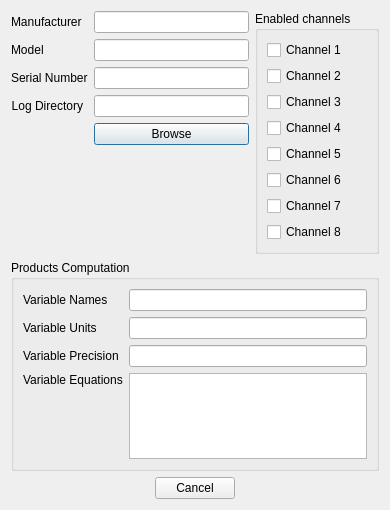
Above: inlinino/resources/setup_dataq.ui from OceanOptics/Inlinino before the change. Below: the same form after it.
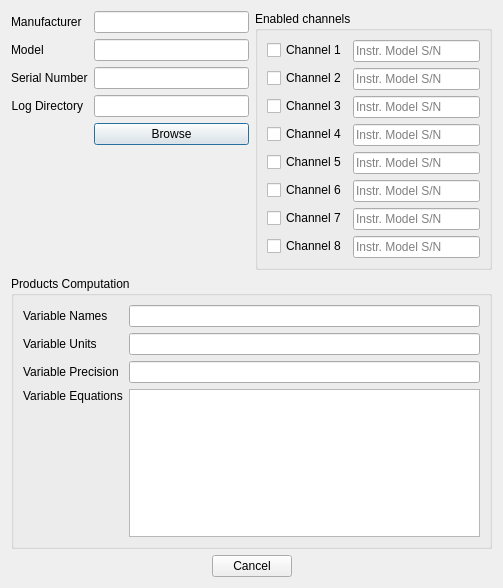
That is the form after the change.

Commit message:
Add support for custom channel name in DataQ
- Add support for custom channel name in DataQ
- Fix timeseries on instruments without selectable channel widget
- Rename Flow Control widget to Switch
- Fix ADU setup not disabling Relay when first or third are on two-wire setting
- Fix Ontrak FlowControl and PumpControl widgets ids
- Bump version to 2.9.14.gamma

The edit to the form file:
```diff
--- a/inlinino/resources/setup_dataq.ui
+++ b/inlinino/resources/setup_dataq.ui
@@ -9,8 +9,8 @@
    <rect>
     <x>0</x>
     <y>0</y>
-    <width>390</width>
-    <height>510</height>
+    <width>503</width>
+    <height>588</height>
    </rect>
   </property>
   <property name="windowTitle">
@@ -87,63 +87,119 @@
        <property name="alignment">
         <set>Qt::AlignLeading|Qt::AlignLeft|Qt::AlignTop</set>
        </property>
-       <layout class="QVBoxLayout" name="verticalLayout">
-        <item>
+       <layout class="QFormLayout" name="formLayout">
+        <item row="0" column="0">
          <widget class="QCheckBox" name="checkbox_channel1_enabled">
           <property name="text">
            <string>Channel 1</string>
           </property>
          </widget>
         </item>
-        <item>
+        <item row="1" column="0">
          <widget class="QCheckBox" name="checkbox_channel2_enabled">
           <property name="text">
            <string>Channel 2</string>
           </property>
          </widget>
         </item>
-        <item>
+        <item row="2" column="0">
          <widget class="QCheckBox" name="checkbox_channel3_enabled">
           <property name="text">
            <string>Channel 3</string>
           </property>
          </widget>
         </item>
-        <item>
+        <item row="3" column="0">
          <widget class="QCheckBox" name="checkbox_channel4_enabled">
           <property name="text">
            <string>Channel 4</string>
           </property>
          </widget>
         </item>
-        <item>
+        <item row="4" column="0">
          <widget class="QCheckBox" name="checkbox_channel5_enabled">
           <property name="text">
            <string>Channel 5</string>
           </property>
          </widget>
         </item>
-        <item>
+        <item row="5" column="0">
          <widget class="QCheckBox" name="checkbox_channel6_enabled">
           <property name="text">
            <string>Channel 6</string>
           </property>
          </widget>
         </item>
-        <item>
+        <item row="6" column="0">
          <widget class="QCheckBox" name="checkbox_channel7_enabled">
           <property name="text">
            <string>Channel 7</string>
           </property>
          </widget>
         </item>
-        <item>
+        <item row="7" column="0">
          <widget class="QCheckBox" name="checkbox_channel8_enabled">
           <property name="text">
            <string>Channel 8</string>
           </property>
          </widget>
         </item>
+        <item row="0" column="1">
+         <widget class="QLineEdit" name="optional_le_channel1_name">
+          <property name="placeholderText">
+           <string>Instr. Model S/N</string>
+          </property>
+         </widget>
+        </item>
+        <item row="1" column="1">
+         <widget class="QLineEdit" name="optional_le_channel2_name">
+          <property name="placeholderText">
+           <string>Instr. Model S/N</string>
+          </property>
+         </widget>
+        </item>
+        <item row="2" column="1">
+         <widget class="QLineEdit" name="optional_le_channel3_name">
+          <property name="placeholderText">
+           <string>Instr. Model S/N</string>
+          </property>
+         </widget>
+        </item>
+        <item row="3" column="1">
+         <widget class="QLineEdit" name="optional_le_channel4_name">
+          <property name="placeholderText">
+           <string>Instr. Model S/N</string>
+          </property>
+         </widget>
+        </item>
+        <item row="4" column="1">
+         <widget class="QLineEdit" name="optional_le_channel5_name">
+          <property name="placeholderText">
+           <string>Instr. Model S/N</string>
+          </property>
+         </widget>
+        </item>
+        <item row="5" column="1">
+         <widget class="QLineEdit" name="optional_le_channel6_name">
+          <property name="placeholderText">
+           <string>Instr. Model S/N</string>
+          </property>
+         </widget>
+        </item>
+        <item row="6" column="1">
+         <widget class="QLineEdit" name="optional_le_channel7_name">
+          <property name="placeholderText">
+           <string>Instr. Model S/N</string>
+          </property>
+         </widget>
+        </item>
+        <item row="7" column="1">
+         <widget class="QLineEdit" name="optional_le_channel8_name">
+          <property name="placeholderText">
+           <string>Instr. Model S/N</string>
+          </property>
+         </widget>
+        </item>
        </layout>
       </widget>
      </item>
```
The commit also changes 6 other files.
